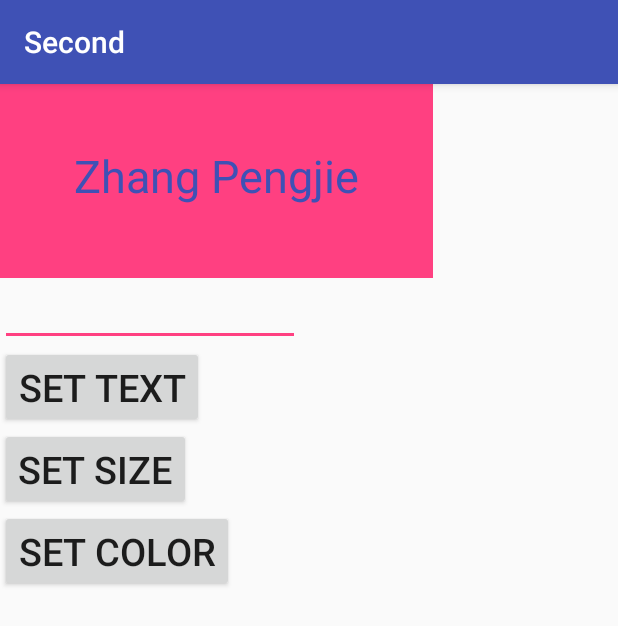
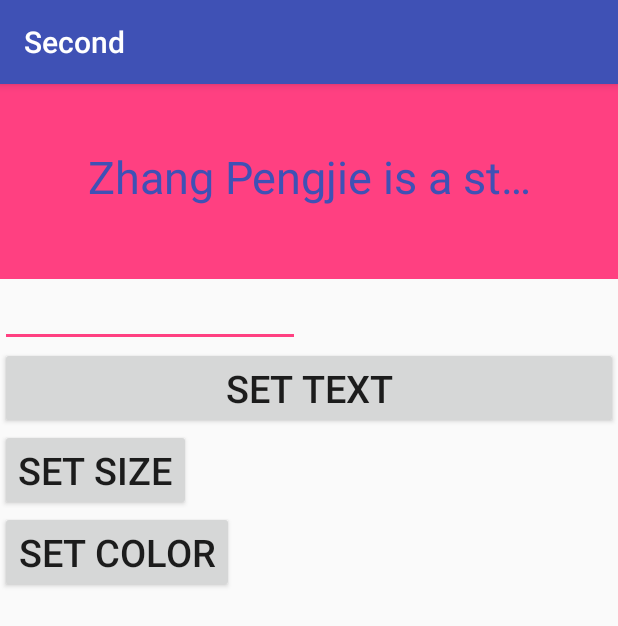
Before and after one commit to asanChina/testing, an Android app: the CustomTitleViewActivity screen opened directly, with no data from a screen before it, on a phone screen of 412 x 824 dp. Shown: the top 626 px of the screen. Run offline under Robolectric (Android 15) with nearby library versions, the phone set to English and light mode, and no system bars.

Commit message:
fix CustomTitleView bug

```diff
--- a/app/src/main/java/com/google/pengjie/second/customview/CustomTitleView.java
+++ b/app/src/main/java/com/google/pengjie/second/customview/CustomTitleView.java
@@ -7,6 +7,8 @@ import android.graphics.Color;
 import android.graphics.Paint;
 import android.graphics.Rect;
 import android.support.annotation.Nullable;
+import android.text.TextPaint;
+import android.text.TextUtils;
 import android.util.AttributeSet;
 import android.util.Log;
 import android.view.View;
@@ -71,8 +73,8 @@ public class CustomTitleView extends View {
     }
 
     public void setTextColor(int color) {
-        this.textColor = color;
-        requestLayout();
+        this.textColor = Color.argb(255, color, color, color);
+        invalidate();
     }
 
     public void setTextSize(int size) {
@@ -95,17 +97,19 @@ public class CustomTitleView extends View {
 
         Log.e("here", "here left = " + textBound.left + ", right = " + textBound.right + ", width = " + textBound.width() + ", top = " + textBound.top + ", bottom = " + textBound.bottom + ", height = " + textBound.height());
         if (widthMode == MeasureSpec.EXACTLY) {
+            Log.e("here", "exactly width = " + widthSize);
             measuredWidth = widthSize;
         } else {
             int required = getPaddingLeft() + textBound.width() + getPaddingRight();
-            measuredWidth = required;
+            measuredWidth = Math.min(required, widthSize);
+            Log.e("here", "at most width = " + widthSize);
         }
 
         if (heightMode == MeasureSpec.EXACTLY) {
             measuredHeight = heightSize;
         } else {
             int required = getPaddingTop() + textBound.height() + getPaddingBottom();
-            measuredHeight = required;
+            measuredHeight = Math.min(required, heightSize);
         }
 
         setMeasuredDimension(measuredWidth, measuredHeight);
@@ -115,10 +119,21 @@ public class CustomTitleView extends View {
     protected void onDraw(Canvas canvas) {
         super.onDraw(canvas);
 
-        int width = getWidth();
-        int height = getHeight();
+        if (getPaddingBottom() + getPaddingTop() >= getHeight() || getPaddingLeft() + getPaddingRight() >= getWidth()) {
+            return;
+        }
+        Log.e("here", "here in onDraw, width  = " + getWidth());
+
+        int width = getWidth() - getPaddingLeft() - getPaddingRight();
+        int height = getHeight() - getPaddingTop() - getPaddingBottom();
+
         textPaint.setColor(textColor);
 
-        canvas.drawText(text, (width - textBound.width())/2.0f-textBound.left, (height-textBound.height())/2.0f-textBound.top, textPaint);
+        if (width < textBound.width()) {
+            text = TextUtils.ellipsize(text, new TextPaint(textPaint), width, TextUtils.TruncateAt.END).toString();
+            textPaint.getTextBounds(text, 0, text.length(), textBound);
+        }
+
+        canvas.drawText(text, (width - textBound.width())/2.0f-textBound.left + getPaddingLeft(), (height-textBound.height())/2.0f-textBound.top + getPaddingTop(), textPaint);
     }
 }
--- a/app/src/main/res/layout/activity_custom_title_view.xml
+++ b/app/src/main/res/layout/activity_custom_title_view.xml
@@ -9,7 +9,7 @@
         android:id="@+id/custom_title_view"
         android:layout_width="wrap_content"
         android:layout_height="wrap_content"
-        app:titleText="Zhang Pengjie"
+        app:titleText="Zhang Pengjie is a student graduated from Tongji University, and now he is working in Google Inc."
         android:padding="50dp"
         android:background="@color/colorAccent"
         app:titleTextColor="@color/colorPrimary"
@@ -22,7 +22,7 @@
 
     <Button
         android:id="@+id/set_text"
-        android:layout_width="wrap_content"
+        android:layout_width="match_parent"
         android:layout_height="wrap_content"
         android:text="set text"
         android:textSize="25sp"/>
--- a/app/src/main/res/values/attrs.xml
+++ b/app/src/main/res/values/attrs.xml
@@ -1,8 +1,11 @@
 <?xml version="1.0" encoding="utf-8"?>
 <resources>
+
     <declare-styleable name="CustomTitleView">
         <attr name="titleText" format="string"/>
         <attr name="titleTextColor" format="color"/>
         <attr name="titleTextSize" format="dimension"/>
     </declare-styleable>
+
+
 </resources>
```
Also changed, not shown: app/src/main/java/com/google/pengjie/second/customview/CustomImageView.java (added, +24 -0 lines).
